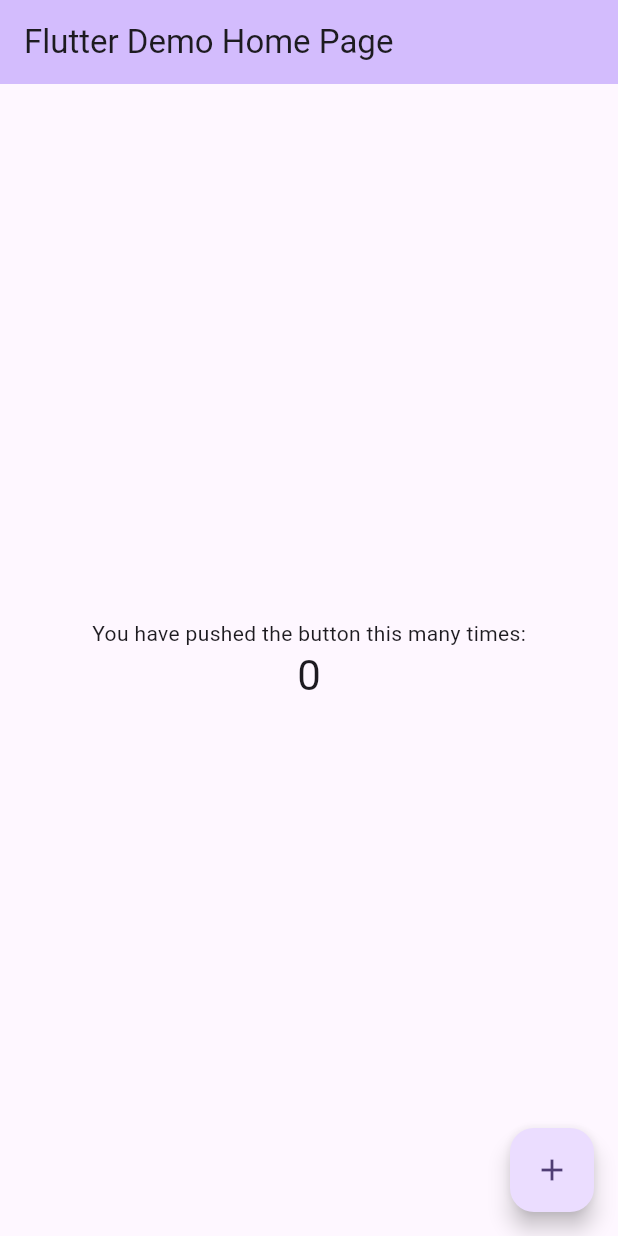
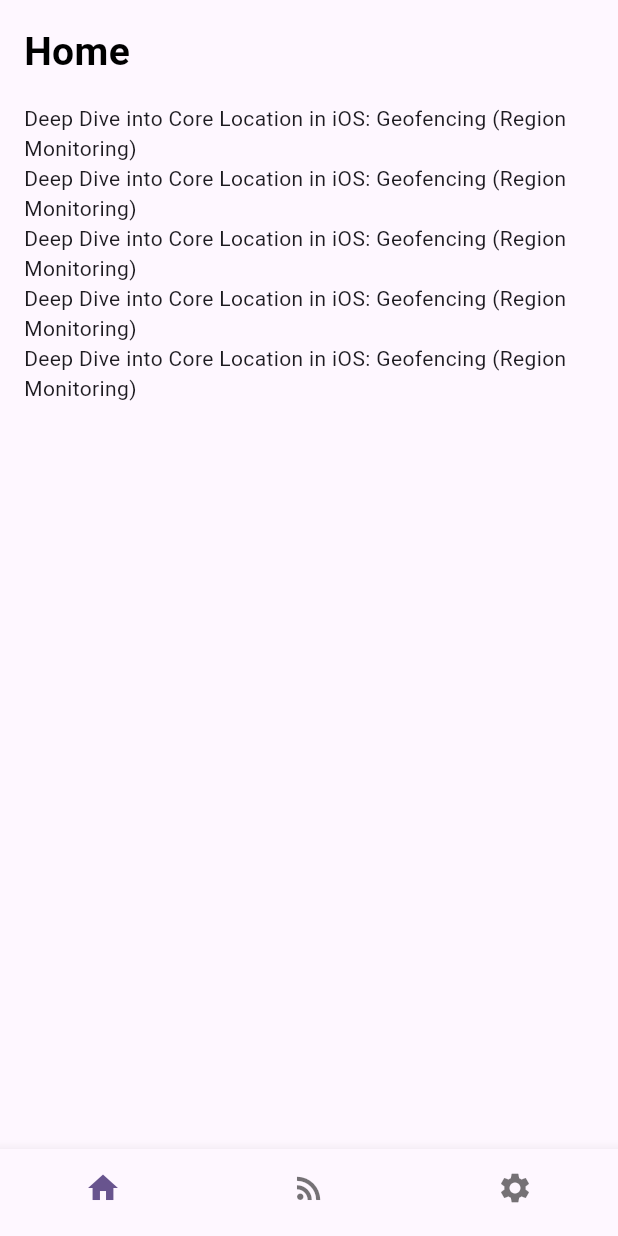
Before and after one commit to dwirandyh/ReadSwiftApp, a Flutter app: the screen it shows after launch, on a phone screen of 412 x 824 dp. Run offline on Flutter 3.47's test engine with Material 2 defaults, Android fonts, the phone set to English and light mode, and no system bars.

Commit message:
feat(article): init article modules

```diff
--- a/lib/main.dart
+++ b/lib/main.dart
@@ -1,4 +1,5 @@
 import 'package:flutter/material.dart';
+import 'package:readswift_app/main_page.dart';
 
 void main() {
   runApp(const MyApp());
@@ -31,95 +32,7 @@ class MyApp extends StatelessWidget {
         colorScheme: ColorScheme.fromSeed(seedColor: Colors.deepPurple),
         useMaterial3: true,
       ),
-      home: const MyHomePage(title: 'Flutter Demo Home Page'),
+      home: MainPage(),
     );
   }
 }
-
-class MyHomePage extends StatefulWidget {
-  const MyHomePage({super.key, required this.title});
-
-  // This widget is the home page of your application. It is stateful, meaning
-  // that it has a State object (defined below) that contains fields that affect
-  // how it looks.
-
-  // This class is the configuration for the state. It holds the values (in this
-  // case the title) provided by the parent (in this case the App widget) and
-  // used by the build method of the State. Fields in a Widget subclass are
-  // always marked "final".
-
-  final String title;
-
-  @override
-  State<MyHomePage> createState() => _MyHomePageState();
-}
-
-class _MyHomePageState extends State<MyHomePage> {
-  int _counter = 0;
-
-  void _incrementCounter() {
-    setState(() {
-      // This call to setState tells the Flutter framework that something has
-      // changed in this State, which causes it to rerun the build method below
-      // so that the display can reflect the updated values. If we changed
-      // _counter without calling setState(), then the build method would not be
-      // called again, and so nothing would appear to happen.
-      _counter++;
-    });
-  }
-
-  @override
-  Widget build(BuildContext context) {
-    // This method is rerun every time setState is called, for instance as done
-    // by the _incrementCounter method above.
-    //
-    // The Flutter framework has been optimized to make rerunning build methods
-    // fast, so that you can just rebuild anything that needs updating rather
-    // than having to individually change instances of widgets.
-    return Scaffold(
-      appBar: AppBar(
-        // TRY THIS: Try changing the color here to a specific color (to
-        // Colors.amber, perhaps?) and trigger a hot reload to see the AppBar
-        // change color while the other colors stay the same.
-        backgroundColor: Theme.of(context).colorScheme.inversePrimary,
-        // Here we take the value from the MyHomePage object that was created by
-        // the App.build method, and use it to set our appbar title.
-        title: Text(widget.title),
-      ),
-      body: Center(
-        // Center is a layout widget. It takes a single child and positions it
-        // in the middle of the parent.
-        child: Column(
-          // Column is also a layout widget. It takes a list of children and
-          // arranges them vertically. By default, it sizes itself to fit its
-          // children horizontally, and tries to be as tall as its parent.
-          //
-          // Column has various properties to control how it sizes itself and
-          // how it positions its children. Here we use mainAxisAlignment to
-          // center the children vertically; the main axis here is the vertical
-          // axis because Columns are vertical (the cross axis would be
-          // horizontal).
-          //
-          // TRY THIS: Invoke "debug painting" (choose the "Toggle Debug Paint"
-          // action in the IDE, or press "p" in the console), to see the
-          // wireframe for each widget.
-          mainAxisAlignment: MainAxisAlignment.center,
-          children: <Widget>[
-            const Text(
-              'You have pushed the button this many times:',
-            ),
-            Text(
-              '$_counter',
-              style: Theme.of(context).textTheme.headlineMedium,
-            ),
-          ],
-        ),
-      ),
-      floatingActionButton: FloatingActionButton(
-        onPressed: _incrementCounter,
-        tooltip: 'Increment',
-        child: const Icon(Icons.add),
-      ), // This trailing comma makes auto-formatting nicer for build methods.
-    );
-  }
-}
--- /dev/null
+++ b/lib/main_page.dart
@@ -0,0 +1,58 @@
+import 'package:article_bookmark/presentation/view/article_bookmark_page.dart';
+import 'package:flutter/material.dart';
+
+class MainPage extends StatefulWidget {
+  const MainPage({super.key});
+
+  @override
+  State<MainPage> createState() => _MainPageState();
+}
+
+class _MainPageState extends State<MainPage> {
+  static const List<Widget> _pages = <Widget>[
+    ArticleBookmarkPage(),
+    Icon(
+      Icons.rss_feed,
+    ),
+    Icon(
+      Icons.settings,
+    ),
+  ];
+
+  int _selectedIndex = 0;
+
+  void _onItemTapped(int index) {
+    setState(() {
+      _selectedIndex = index;
+    });
+  }
+
+  @override
+  Widget build(BuildContext context) {
+    return Scaffold(
+      body: Center(
+        child: _pages[_selectedIndex],
+      ),
+      bottomNavigationBar: BottomNavigationBar(
+        showSelectedLabels: false,
+        showUnselectedLabels: false,
+        items: const [
+          BottomNavigationBarItem(
+            icon: Icon(Icons.home),
+            label: "Home",
+          ),
+          BottomNavigationBarItem(
+            icon: Icon(Icons.rss_feed),
+            label: "RSS",
+          ),
+          BottomNavigationBarItem(
+            icon: Icon(Icons.settings),
+            label: "Setting",
+          )
+        ],
+        currentIndex: _selectedIndex,
+        onTap: _onItemTapped,
+      ),
+    );
+  }
+}
--- /dev/null
+++ b/packages/article_bookmark/analysis_options.yaml
@@ -0,0 +1,4 @@
+include: package:flutter_lints/flutter.yaml
+
+# Additional information about this file can be found at
+# https://dart.dev/guides/language/analysis-options
--- /dev/null
+++ b/packages/article_bookmark/lib/domain/entity/article_entity.dart
@@ -0,0 +1,25 @@
+class ArticleEntity {
+  final int id;
+  final String title;
+  final String? author;
+  final DateTime? datePublished;
+  final String? leadImage;
+  final String? content;
+  final String url;
+  final String domain;
+  final String? excerpt;
+  final int? wordCount;
+
+  ArticleEntity({
+    required this.id,
+    required this.title,
+    this.author,
+    this.datePublished,
+    this.leadImage,
+    this.content,
+    required this.url,
+    required this.domain,
+    this.excerpt,
+    this.wordCount,
+  });
+}
--- /dev/null
+++ b/packages/article_bookmark/lib/presentation/view/article_bookmark_header.dart
@@ -0,0 +1,17 @@
+import 'package:flutter/material.dart';
+
+class ArticleBookmarkHeader extends StatelessWidget {
+  const ArticleBookmarkHeader({super.key});
+
+  @override
+  Widget build(BuildContext context) {
+    return const Text(
+      "Home",
+      style: TextStyle(
+        fontWeight: FontWeight.w700,
+        fontSize: 26,
+        color: Color.fromRGBO(0, 0, 0, 1),
+      ),
+    );
+  }
+}
--- /dev/null
+++ b/packages/article_bookmark/lib/presentation/view/article_bookmark_page.dart
@@ -0,0 +1,56 @@
+import 'package:article_bookmark/domain/entity/article_entity.dart';
+import 'package:article_bookmark/presentation/view/article_bookmark_header.dart';
+import 'package:article_bookmark/presentation/view/article_item.dart';
+import 'package:flutter/material.dart';
+
+class ArticleBookmarkPage extends StatelessWidget {
+  const ArticleBookmarkPage({super.key});
+
+  Widget _articleList(int itemCount) {
+    return ListView.builder(
+      itemBuilder: (context, index) {
+        return ArticleItem(
+          article: ArticleEntity(
+            id: 0,
+            title:
+                "Deep Dive into Core Location in iOS: Geofencing (Region Monitoring)",
+            author: "Dwi Randy H",
+            datePublished: DateTime.now(),
+            leadImage: "",
+            content: "Content of deep dive into core location",
+            url:
+                "https://dwirandyh.medium.com/deep-dive-into-core-location-in-ios-geofencing-region-monitoring-7846802c968e",
+            domain: "dwirandyh.medium.com",
+            excerpt:
+                "Explore Geofencing to Detect User Entry and Exit from Specific Locations.",
+            wordCount: 1661,
+          ),
+        );
+      },
+      itemCount: itemCount,
+    );
+  }
+
+  @override
+  Widget build(BuildContext context) {
+    return Scaffold(
+      body: SafeArea(
+        child: Padding(
+          padding: const EdgeInsets.all(16),
+          child: Column(
+            crossAxisAlignment: CrossAxisAlignment.start,
+            children: [
+              ArticleBookmarkHeader(),
+              SizedBox(
+                height: 16,
+              ),
+              Expanded(
+                child: _articleList(5),
+              ),
+            ],
+          ),
+        ),
+      ),
+    );
+  }
+}
--- /dev/null
+++ b/packages/article_bookmark/lib/presentation/view/article_item.dart
@@ -0,0 +1,26 @@
+import 'package:article_bookmark/domain/entity/article_entity.dart';
+import 'package:flutter/material.dart';
+
+class ArticleItem extends StatelessWidget {
+  final ArticleEntity article;
+
+  const ArticleItem({
+    super.key,
+    required this.article,
+  });
+
+  @override
+  Widget build(BuildContext context) {
+    return Row(
+      children: [
+        Expanded(
+          child: Column(
+            children: [
+              Text(article.title),
+            ],
+          ),
+        ),
+      ],
+    );
+  }
+}
--- a/pubspec.yaml
+++ b/pubspec.yaml
@@ -35,6 +35,10 @@ dependencies:
   # The following adds the Cupertino Icons font to your application.
   # Use with the CupertinoIcons class for iOS style icons.
   cupertino_icons: ^1.0.2
+
+  # Local packages
+  article_bookmark:
+      path: packages/article_bookmark
 
 dev_dependencies:
   flutter_test:
```
Also changed, not shown: packages/article_bookmark/pubspec.yaml (added, +54 -0 lines), pubspec.lock, 5 other files.
